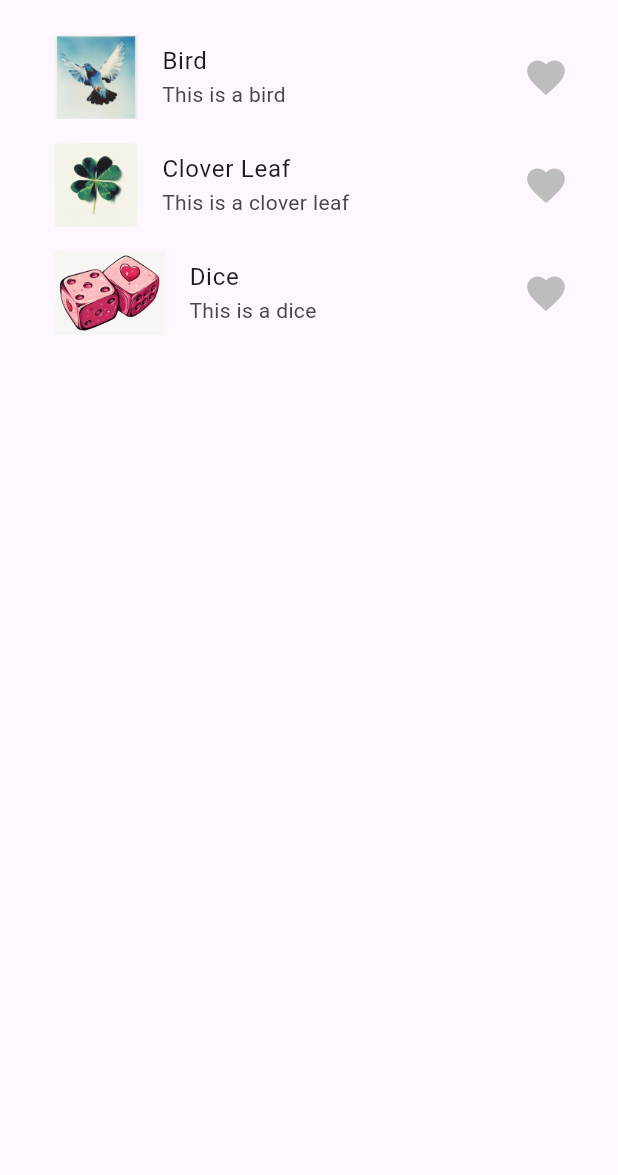
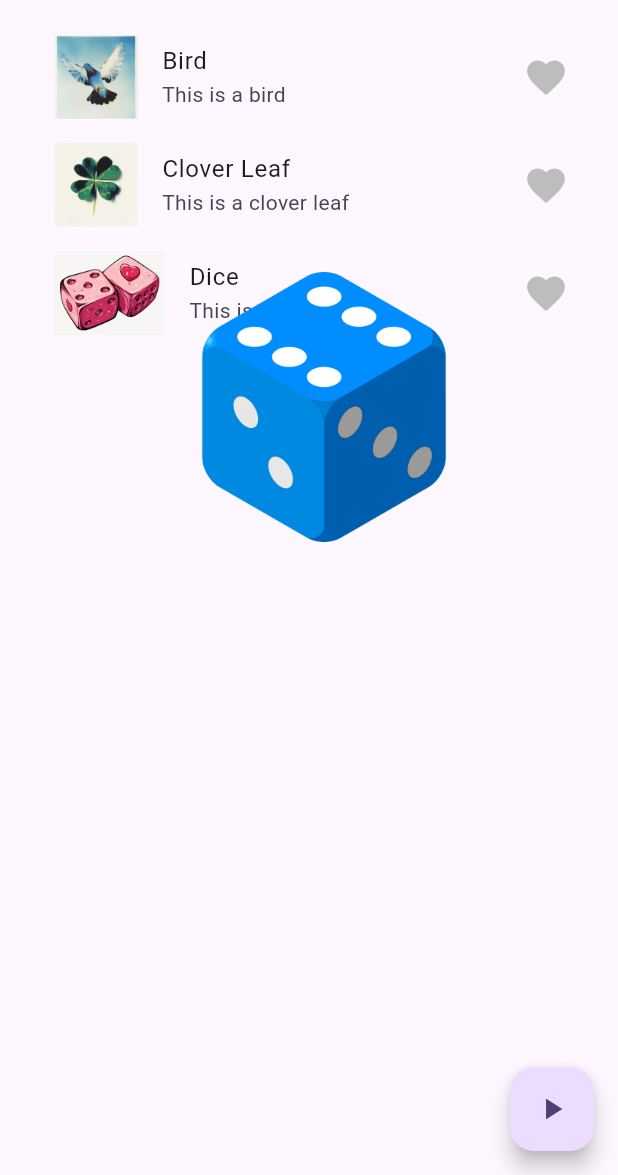
Before and after one commit to Sisshmue/Flutter_Practices, a Flutter app: the screen it shows after launch, on a phone screen of 412 x 824 dp, the part 61-1236 px from its top. Run offline on Flutter 3.47's test engine with Material 3 defaults, Android fonts, the phone set to English and light mode, and no system bars.

Commit message:
add big dice feature

```diff
--- a/lib/screens/home.dart
+++ b/lib/screens/home.dart
@@ -3,6 +3,7 @@
 import 'package:flutter/material.dart';
 import 'package:flutter_practice/model/hero_tile.dart';
 import 'package:flutter_practice/widgtets/deatil.dart';
+import 'package:flutter_practice/widgtets/dice.dart';
 import 'package:flutter_practice/widgtets/fav_icon.dart';
 import 'package:flutter_practice/widgtets/text.dart';
 
@@ -26,6 +27,7 @@ class _InplicitCustomState extends State<InplicitCustom>
 
   //global key
   final GlobalKey<AnimatedListState> _listKey = GlobalKey<AnimatedListState>();
+  final GlobalKey<DiceState> _diceKey = GlobalKey<DiceState>();
 
   //add to tileList with animation
   Future<void> addtoList() async {
@@ -72,7 +74,7 @@ class _InplicitCustomState extends State<InplicitCustom>
         padding: const EdgeInsets.only(left: 20.0),
         child: Column(
           children: [
-            Expanded(
+            Flexible(
               child: AnimatedList(
                 key: _listKey,
                 initialItemCount: tileLst.length,
@@ -84,8 +86,15 @@ class _InplicitCustomState extends State<InplicitCustom>
                 },
               ),
             ),
+            Flexible(flex: 2, child: Dice(key: _diceKey)),
           ],
         ),
+      ),
+      floatingActionButton: FloatingActionButton(
+        onPressed: () {
+          _diceKey.currentState!.rollDice();
+        },
+        child: Icon(Icons.play_arrow),
       ),
     );
   }
--- /dev/null
+++ b/lib/widgtets/dice.dart
@@ -0,0 +1,84 @@
+import 'package:flutter/material.dart';
+
+class Dice extends StatefulWidget {
+  const Dice({super.key});
+
+  @override
+  State<Dice> createState() => DiceState();
+}
+
+class DiceState extends State<Dice> with TickerProviderStateMixin {
+  late AnimationController _controller;
+  late CurvedAnimation _curvedAnimation;
+  late Animation _diceAnimation;
+  late Animation _diceAnimation2;
+
+  @override
+  void initState() {
+    super.initState();
+    _controller = AnimationController(
+      vsync: this,
+      duration: const Duration(milliseconds: 3000),
+    );
+    _curvedAnimation = CurvedAnimation(
+      parent: _controller,
+      curve: Curves.easeIn,
+    );
+    _diceAnimation = Tween<Offset>(
+      begin: Offset(0, 1),
+      end: Offset(0, 0),
+    ).animate(_curvedAnimation);
+
+    _diceAnimation2 = TweenSequence(<TweenSequenceItem<Offset>>[
+      TweenSequenceItem<Offset>(
+        tween: Tween(begin: Offset(0, -0.5), end: Offset(-0.5, 0)),
+        weight: 20,
+      ),
+      TweenSequenceItem<Offset>(
+        tween: Tween(begin: Offset(-0.5, 0),end: Offset(0, 0.5)),
+        weight: 20,
+      ),
+      TweenSequenceItem<Offset>(
+        tween: Tween(begin: Offset(0, 0.5),end: Offset(0.5, 0)),
+        weight: 20,
+      ),
+      TweenSequenceItem<Offset>(
+        tween: Tween(begin: Offset(0.5, 0),end: Offset(0, -0.5)),
+        weight: 20,
+      ),
+    ]).animate(_curvedAnimation);
+  }
+
+  void rollDice() {
+    if (_controller.isAnimating) {
+      _controller.stop();
+    } else {
+      _controller.repeat();
+    }
+  }
+
+  @override
+  void dispose() {
+    _controller.dispose();
+    super.dispose();
+  }
+
+  @override
+  Widget build(BuildContext context) {
+    return SizedBox(
+      width: 200,
+      height: 200,
+      child: AnimatedBuilder(
+        animation: _controller,
+        builder: (context, child) {
+          return FractionalTranslation(
+            translation: _diceAnimation2.value,
+            child: Transform.rotate(
+              angle: _controller.value * 2 * 3.14159,
+              child: Image.asset('assets/images/bid_dice.png')),
+          );
+        },
+      ),
+    );
+  }
+}
```
Also changed, not shown: assets/images/bid_dice.png (added), assets/images/big_dice_pink.png (added).
